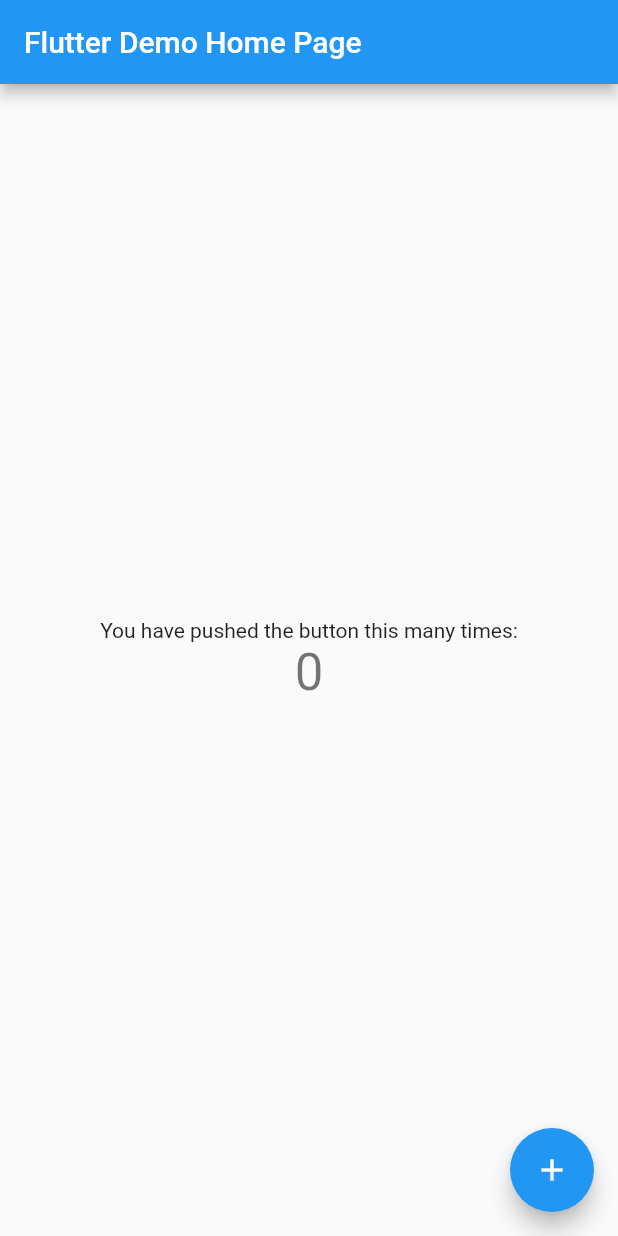
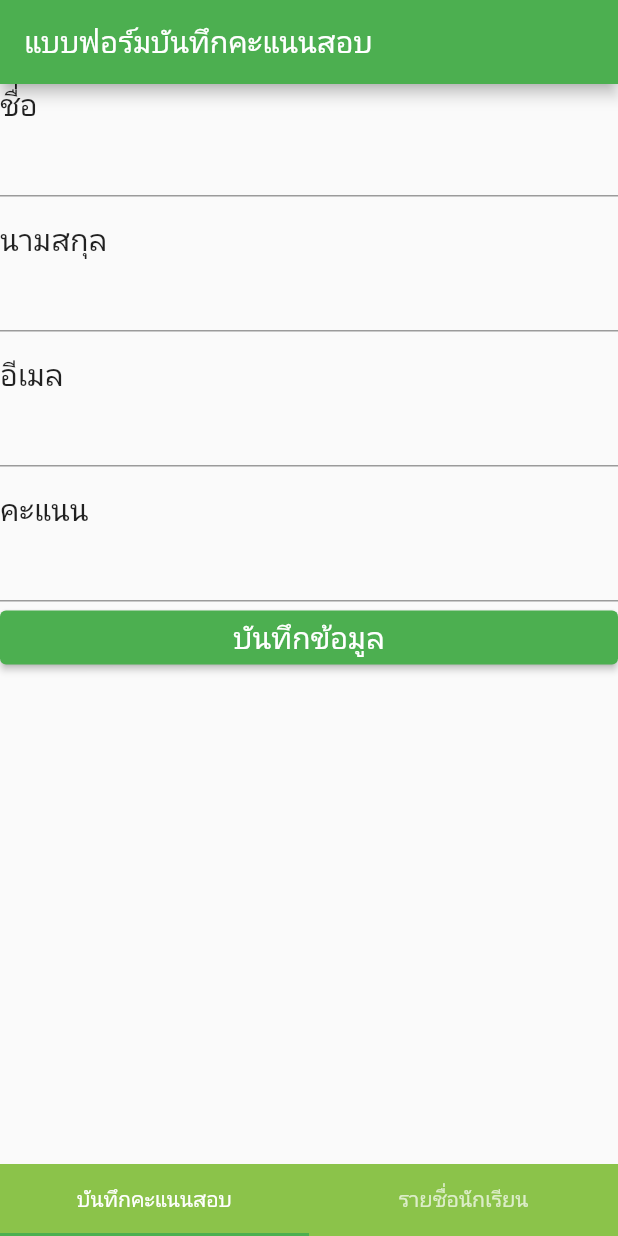
Before and after one commit to 60160040/flutter_firebase, a Flutter app: the screen it shows after launch, on a phone screen of 412 x 824 dp. Run offline on Flutter 3.47's test engine with Material 2 defaults, Android fonts, the phone set to English and light mode, and no system bars; our stand-ins replace cloud_firestore, firebase_core, form_field_validator; accounts and stored records are empty.

Commit message:
pause Flutter & Firebase 2:21:00
syntax error "snapshot.data.docs.map"

```diff
--- a/lib/main.dart
+++ b/lib/main.dart
@@ -1,4 +1,6 @@
 import 'package:flutter/material.dart';
+import 'package:flutter_firebase/screen/display.dart';
+import 'package:flutter_firebase/screen/formScreen.dart';
 
 void main() {
   runApp(MyApp());
@@ -20,7 +22,7 @@ class MyApp extends StatelessWidget {
         // or simply save your changes to "hot reload" in a Flutter IDE).
         // Notice that the counter didn't reset back to zero; the application
         // is not restarted.
-        primarySwatch: Colors.blue,
+        primarySwatch: Colors.green,
       ),
       home: MyHomePage(title: 'Flutter Demo Home Page'),
     );
@@ -46,68 +48,30 @@ class MyHomePage extends StatefulWidget {
 }
 
 class _MyHomePageState extends State<MyHomePage> {
-  int _counter = 0;
-
-  void _incrementCounter() {
-    setState(() {
-      // This call to setState tells the Flutter framework that something has
-      // changed in this State, which causes it to rerun the build method below
-      // so that the display can reflect the updated values. If we changed
-      // _counter without calling setState(), then the build method would not be
-      // called again, and so nothing would appear to happen.
-      _counter++;
-    });
-  }
 
   @override
   Widget build(BuildContext context) {
-    // This method is rerun every time setState is called, for instance as done
-    // by the _incrementCounter method above.
-    //
-    // The Flutter framework has been optimized to make rerunning build methods
-    // fast, so that you can just rebuild anything that needs updating rather
-    // than having to individually change instances of widgets.
-    return Scaffold(
-      appBar: AppBar(
-        // Here we take the value from the MyHomePage object that was created by
-        // the App.build method, and use it to set our appbar title.
-        title: Text(widget.title),
-      ),
-      body: Center(
-        // Center is a layout widget. It takes a single child and positions it
-        // in the middle of the parent.
-        child: Column(
-          // Column is also a layout widget. It takes a list of children and
-          // arranges them vertically. By default, it sizes itself to fit its
-          // children horizontally, and tries to be as tall as its parent.
-          //
-          // Invoke "debug painting" (press "p" in the console, choose the
-          // "Toggle Debug Paint" action from the Flutter Inspector in Android
-          // Studio, or the "Toggle Debug Paint" command in Visual Studio Code)
-          // to see the wireframe for each widget.
-          //
-          // Column has various properties to control how it sizes itself and
-          // how it positions its children. Here we use mainAxisAlignment to
-          // center the children vertically; the main axis here is the vertical
-          // axis because Columns are vertical (the cross axis would be
-          // horizontal).
-          mainAxisAlignment: MainAxisAlignment.center,
-          children: <Widget>[
-            Text(
-              'You have pushed the button this many times:',
+    return DefaultTabController(
+      length: 2,
+      child: Scaffold(
+        body: TabBarView(
+          children: [
+            FormScreen(),
+            DisplayScreen(),
+          ],
+        ),
+        backgroundColor: Colors.lightGreen,
+        bottomNavigationBar: TabBar(
+          tabs: [
+            Tab(
+              text: "บันทึกคะแนนสอบ",
             ),
-            Text(
-              '$_counter',
-              style: Theme.of(context).textTheme.headline4,
-            ),
+            Tab(
+              text: "รายชื่อนักเรียน",
+            )
           ],
         ),
       ),
-      floatingActionButton: FloatingActionButton(
-        onPressed: _incrementCounter,
-        tooltip: 'Increment',
-        child: Icon(Icons.add),
-      ), // This trailing comma makes auto-formatting nicer for build methods.
     );
   }
 }
--- /dev/null
+++ b/lib/model/student.dart
@@ -0,0 +1,8 @@
+class Student {
+  String? fname;
+  String? lname;
+  String? email;
+  String? score;
+
+  Student({this.fname, this.lname, this.email, this.score});
+}
--- /dev/null
+++ b/lib/screen/display.dart
@@ -0,0 +1,33 @@
+import 'package:cloud_firestore/cloud_firestore.dart';
+import 'package:flutter/material.dart';
+
+class DisplayScreen extends StatefulWidget {
+  const DisplayScreen({Key? key}) : super(key: key);
+
+  @override
+  _DisplayScreenState createState() => _DisplayScreenState();
+}
+
+class _DisplayScreenState extends State<DisplayScreen> {
+  @override
+  Widget build(BuildContext context) {
+    return Scaffold(
+      appBar: AppBar(
+        title: Text("รายงานคะแนนสอบ"),
+      ),
+      body: StreamBuilder(
+        stream: FirebaseFirestore.instance.collection("students").snapshots(),
+        builder: (context, AsyncSnapshot<QuerySnapshot> snapshot) {
+          if(!snapshot.hasData){
+            return Center(child: CircularProgressIndicator(),);
+          }
+          return ListView(
+            children: snapshot.data.docs.map((document){
+
+            }).toList(),
+          );
+        },
+      ),
+    );
+  }
+}
--- /dev/null
+++ b/lib/screen/formScreen.dart
@@ -0,0 +1,142 @@
+import 'package:cloud_firestore/cloud_firestore.dart';
+import 'package:firebase_core/firebase_core.dart';
+import 'package:flutter/material.dart';
+import 'package:flutter/services.dart';
+import 'package:flutter_firebase/model/student.dart';
+import 'package:form_field_validator/form_field_validator.dart';
+
+class FormScreen extends StatefulWidget {
+  const FormScreen({Key? key}) : super(key: key);
+
+  @override
+  _FormScreenState createState() => _FormScreenState();
+}
+
+class _FormScreenState extends State<FormScreen> {
+  final formKey = GlobalKey<FormState>();
+  Student myStudent = Student();
+
+  // เตรียม Firebase
+  final Future<FirebaseApp> firebase = Firebase.initializeApp();
+  CollectionReference _studentCollection = FirebaseFirestore.instance.collection("students");
+
+  @override
+  Widget build(BuildContext context) {
+    return FutureBuilder(
+        future: firebase,
+        builder: (context, snapshot) {
+          if (snapshot.hasError) {
+            return Scaffold(
+              appBar: AppBar(
+                title: Text("Error"),
+              ),
+              body: Center(
+                child: Text("${snapshot.error}"),
+              ),
+            );
+          }
+          if (snapshot.connectionState == ConnectionState.done){
+            return Scaffold(
+              appBar: AppBar(
+                title: Text("แบบฟอร์มบันทึกคะแนนสอบ"),
+              ),
+              body: Container(
+                child: Form(
+                  key: formKey,
+                  child: SingleChildScrollView(
+                    child: Column(
+                      crossAxisAlignment: CrossAxisAlignment.start,
+                      children: [
+                        Text(
+                          "ชื่อ",
+                          style: TextStyle(fontSize: 20),
+                        ),
+                        TextFormField(
+                          validator: RequiredValidator(
+                              errorText: "กรุณาป้อนชื่อด้วยครับ T T"),
+                          onSaved: (String? fname) {
+                            myStudent.fname = fname;
+                          },
+                        ),
+                        SizedBox(
+                          height: 15,
+                        ),
+                        Text(
+                          "นามสกุล",
+                          style: TextStyle(fontSize: 20),
+                        ),
+                        TextFormField(
+                          validator:
+                              RequiredValidator(errorText: "กรุณาป้อนนามสกุล"),
+                          onSaved: (String? lname) {
+                            myStudent.lname = lname;
+                          },
+                        ),
+                        SizedBox(
+                          height: 15,
+                        ),
+                        Text(
+                          "อีเมล",
+                          style: TextStyle(fontSize: 20),
+                        ),
+                        TextFormField(
+                          validator: MultiValidator([
+                            RequiredValidator(errorText: "ป้อน email สิ"),
+                            EmailValidator(errorText: "email รูปแบบไม่ถูกต้อง"),
+                          ]),
+                          keyboardType: TextInputType.emailAddress,
+                          onSaved: (String? email) {
+                            myStudent.email = email;
+                          },
+                        ),
+                        SizedBox(
+                          height: 15,
+                        ),
+                        Text(
+                          "คะแนน",
+                          style: TextStyle(fontSize: 20),
+                        ),
+                        TextFormField(
+                          keyboardType: TextInputType.number,
+                          validator: RequiredValidator(errorText: "คะแนนด้วย"),
+                          onSaved: (String? score) {
+                            myStudent.score = score;
+                          },
+                        ),
+                        SizedBox(
+                          width: double.infinity,
+                          child: ElevatedButton(
+                            onPressed: () async{
+                              if (formKey.currentState!.validate()) {
+                                formKey.currentState!.save();
+                                await _studentCollection.add({
+                                  "fname":myStudent.fname,
+                                  "lname":myStudent.lname,
+                                  "email":myStudent.email,
+                                  "score":myStudent.score,
+                                });
+                                formKey.currentState?.reset();
+                              }
+                            },
+                            child: Text(
+                              "บันทึกข้อมูล",
+                              style: TextStyle(fontSize: 20),
+                            ),
+                          ),
+                        ),
+                      ],
+                    ),
+                  ),
+                ),
+              ),
+            );
+          }
+          return Scaffold(
+            body: Center(
+              child: CircularProgressIndicator(),
+            ),
+          );
+        });
+
+  }
+}
--- a/pubspec.yaml
+++ b/pubspec.yaml
@@ -28,6 +28,11 @@ dependencies:
   # The following adds the Cupertino Icons font to your application.
   # Use with the CupertinoIcons class for iOS style icons.
   cupertino_icons: ^1.0.2
+  form_field_validator: ^1.1.0
+  firebase_core: ^1.3.0
+  cloud_firestore: ^2.2.2
+  firebase_analytics: ^8.1.2
+  firebase_auth: ^1.4.1
 
 dev_dependencies:
   flutter_test:
```
Also changed, not shown: pubspec.lock, 3 other files.
